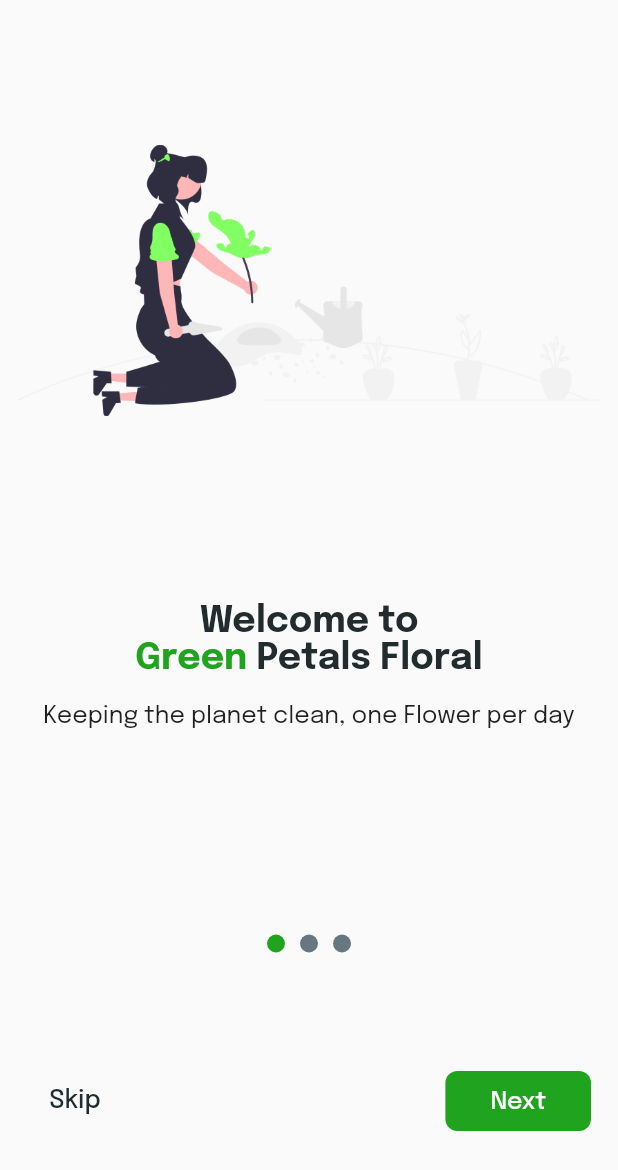
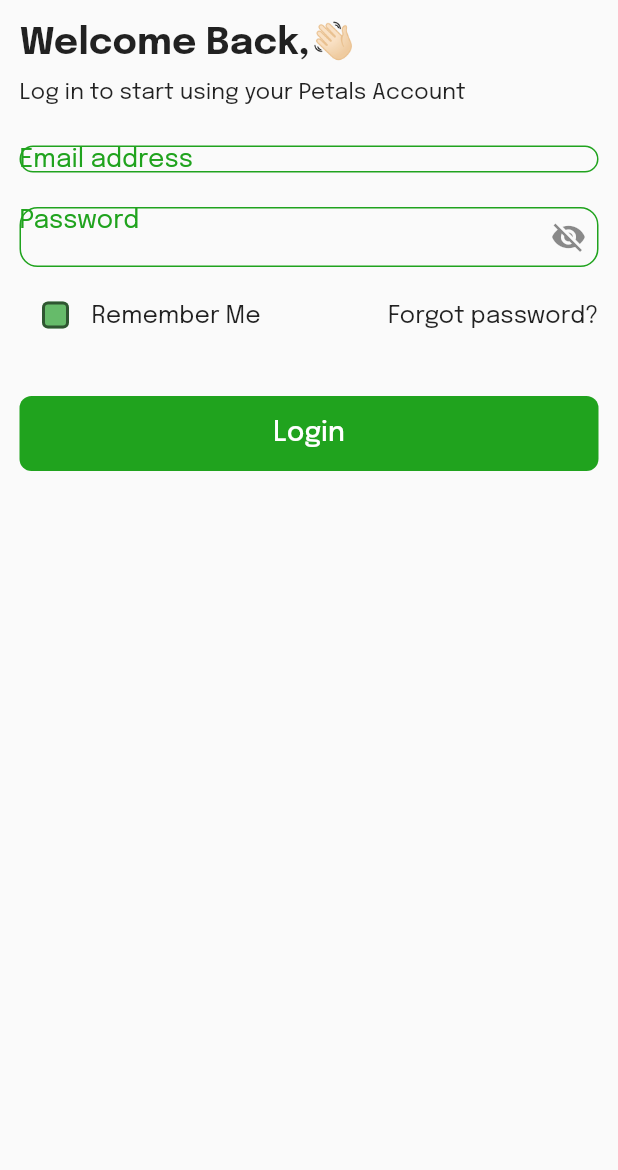
Before and after one commit to Meealley/flower_shop, a Flutter app: the screen it shows after launch, on a phone screen of 412 x 824 dp. Shown: the top 1170 px of the screen. Run offline on Flutter 3.47's test engine with Material 2 defaults, Android fonts, the phone set to English and light mode, and no system bars; our stand-ins replace animated_splash_screen, google_fonts, lottie.

Commit message:
creating the login screen

```diff
--- a/lib/main.dart
+++ b/lib/main.dart
@@ -1,5 +1,8 @@
+import 'package:flower_shop/pages/login/login_page.dart';
 import 'package:flower_shop/pages/splashscreen.dart';
+import 'package:flower_shop/theme/app_colors.dart';
 import 'package:flutter/material.dart';
+import 'package:google_fonts/google_fonts.dart';
 
 void main() {
   runApp(const MyApp());
@@ -10,10 +13,31 @@ class MyApp extends StatelessWidget {
 
   @override
   Widget build(BuildContext context) {
-    return const MaterialApp(
+    return MaterialApp(
       debugShowCheckedModeBanner: false,
+      theme: ThemeData(
+        textSelectionTheme: TextSelectionThemeData(
+            selectionColor: AppConst.kGreen,
+            cursorColor: AppConst.kGreen,
+            selectionHandleColor: AppConst.kGreen),
+        inputDecorationTheme: InputDecorationTheme(
+          floatingLabelBehavior: FloatingLabelBehavior.auto,
+          floatingLabelStyle: GoogleFonts.epilogue(
+              textStyle: TextStyle(fontSize: 20, color: AppConst.kGreen)),
+          isCollapsed: true,
+          alignLabelWithHint: true,
+          enabledBorder: OutlineInputBorder(
+            borderSide: BorderSide(color: AppConst.kGreen),
+            borderRadius: BorderRadius.circular(12),
+          ),
+          focusedBorder: OutlineInputBorder(
+            borderSide: BorderSide(color: AppConst.kGreen),
+            borderRadius: BorderRadius.circular(12),
+          ),
+        ),
+      ),
       title: "Flower Shop",
-      home: SplashScreen(),
+      home: LoginPage(),
     );
   }
 }
--- /dev/null
+++ b/lib/pages/login/login_page.dart
@@ -0,0 +1,16 @@
+import 'package:flower_shop/pages/login/widget/body.dart';
+import 'package:flutter/material.dart';
+
+class LoginPage extends StatelessWidget {
+  const LoginPage({super.key});
+
+  @override
+  Widget build(BuildContext context) {
+    return GestureDetector(
+      onTap: () => FocusManager.instance.primaryFocus?.unfocus(),
+      child: Scaffold(
+        body: Body(),
+      ),
+    );
+  }
+}
--- /dev/null
+++ b/lib/pages/login/widget/body.dart
@@ -0,0 +1,66 @@
+import 'package:flutter/material.dart';
+import 'package:google_fonts/google_fonts.dart';
+
+import 'forgot_password.dart';
+import 'login_form.dart';
+
+class Body extends StatefulWidget {
+  const Body({
+    super.key,
+  });
+
+  @override
+  State<Body> createState() => _BodyState();
+}
+
+class _BodyState extends State<Body> {
+  final TextEditingController _emailController = TextEditingController();
+  final TextEditingController _passwordController = TextEditingController();
+
+  @override
+  void dispose() {
+    // TODO: implement dispose
+    super.dispose();
+    _emailController.dispose();
+    _passwordController.dispose();
+  }
+
+  @override
+  Widget build(BuildContext context) {
+    return SafeArea(
+      child: Padding(
+        padding: const EdgeInsets.all(13),
+        child: Column(
+          crossAxisAlignment: CrossAxisAlignment.start,
+          children: [
+            Text(
+              "Welcome Back,👋🏻",
+              style: GoogleFonts.epilogue(
+                  textStyle:
+                      TextStyle(fontSize: 25, fontWeight: FontWeight.bold)),
+            ),
+            SizedBox(
+              height: 12,
+            ),
+            Text(
+              "Log in to start using your Petals Account",
+              style: GoogleFonts.epilogue(
+                textStyle: TextStyle(
+                  fontSize: 15,
+                ),
+              ),
+            ),
+            SizedBox(
+              height: 28,
+            ),
+            LoginForm(
+              emailController: _emailController,
+              passwordController: _passwordController,
+            ),
+            // ForgotpasswordLabel()
+          ],
+        ),
+      ),
+    );
+  }
+}
--- /dev/null
+++ b/lib/pages/login/widget/forgot_password.dart
@@ -0,0 +1,28 @@
+import 'package:flower_shop/pages/login/widget/remember_me.dart';
+import 'package:flutter/material.dart';
+import 'package:google_fonts/google_fonts.dart';
+
+class ForgotpasswordLabel extends StatelessWidget {
+  const ForgotpasswordLabel({
+    super.key,
+  });
+
+  @override
+  Widget build(BuildContext context) {
+    return GestureDetector(
+      onTap: () {
+        print("Clicked on the Forgot password label");
+      },
+      child: Row(
+        mainAxisAlignment: MainAxisAlignment.spaceBetween,
+        children: [
+          RememberMe(),
+          Text(
+            "Forgot password?",
+            style: GoogleFonts.epilogue(textStyle: TextStyle(fontSize: 16)),
+          )
+        ],
+      ),
+    );
+  }
+}
--- /dev/null
+++ b/lib/pages/login/widget/login_form.dart
@@ -0,0 +1,95 @@
+import 'package:flower_shop/pages/login/widget/forgot_password.dart';
+import 'package:flower_shop/pages/onboarding/widgets/onboarding_controls.dart';
+import 'package:flower_shop/theme/app_colors.dart';
+import 'package:flutter/material.dart';
+import 'package:google_fonts/google_fonts.dart';
+
+class LoginForm extends StatefulWidget {
+  final TextEditingController emailController;
+  final TextEditingController passwordController;
+
+  const LoginForm({
+    super.key,
+    required this.emailController,
+    required this.passwordController,
+  });
+
+  @override
+  State<LoginForm> createState() => _LoginFormState();
+}
+
+class _LoginFormState extends State<LoginForm> {
+  bool _obscureText = false;
+
+  @override
+  Widget build(BuildContext context) {
+    return Expanded(
+        child: Form(
+      child: Column(
+        children: [
+          TextFormField(
+            controller: widget.emailController,
+            decoration: InputDecoration(
+              labelText: "Email address",
+              hintText: "Enter your email address",
+              labelStyle: GoogleFonts.epilogue(
+                textStyle: TextStyle(fontSize: 17, color: AppConst.kGreen),
+              ),
+            ),
+            keyboardType: TextInputType.emailAddress,
+            style: GoogleFonts.epilogue(textStyle: TextStyle(fontSize: 18)),
+          ),
+          SizedBox(
+            height: 23,
+          ),
+          TextFormField(
+            controller: widget.passwordController,
+            decoration: InputDecoration(
+              labelText: "Password",
+              hintText: "Enter your password",
+              suffixIconConstraints: BoxConstraints(
+                minHeight: 40,
+                maxHeight: 40,
+                minWidth: 40,
+                maxWidth: 40,
+              ),
+              suffixIcon: GestureDetector(
+                onTap: () {
+                  setState(() {
+                    _obscureText = !_obscureText;
+                  });
+                  print("Suffix icons");
+                },
+                child: _obscureText
+                    ? Icon(Icons.visibility)
+                    : Icon(Icons.visibility_off),
+              ),
+              suffixStyle: TextStyle(color: AppConst.kGreen),
+              labelStyle: GoogleFonts.epilogue(
+                textStyle: TextStyle(fontSize: 17, color: AppConst.kGreen),
+              ),
+            ),
+            keyboardType: TextInputType.emailAddress,
+            obscureText: _obscureText,
+            style: GoogleFonts.epilogue(textStyle: TextStyle(fontSize: 18)),
+          ),
+          SizedBox(
+            height: 8,
+          ),
+          ForgotpasswordLabel(),
+          SizedBox(
+            height: 30,
+          ),
+          SizedBox(
+            width: double.infinity,
+            child: CustomButton(
+                onPressed: () {
+                  print("login butn");
+                },
+                title: "Login"),
+          ),
+        ],
+      ),
+    ));
+  }
+}
--- /dev/null
+++ b/lib/pages/login/widget/remember_me.dart
@@ -0,0 +1,44 @@
+import 'package:flower_shop/theme/app_colors.dart';
+import 'package:flutter/material.dart';
+import 'package:google_fonts/google_fonts.dart';
+
+class RememberMe extends StatefulWidget {
+  const RememberMe({super.key});
+
+  @override
+  State<RememberMe> createState() => _RememberMeState();
+}
+
+class _RememberMeState extends State<RememberMe> {
+  bool rememberMe = false;
+
+  _onRememberMeChanged() {
+    setState(() {
+      rememberMe = !rememberMe;
+    });
+  }
+
+  @override
+  Widget build(BuildContext context) {
+    return GestureDetector(
+      onTap: _onRememberMeChanged,
+      child: Row(
+        mainAxisAlignment: MainAxisAlignment.start,
+        children: [
+          Checkbox(
+            value: rememberMe,
+            onChanged: (value) {},
+            checkColor: AppConst.kLight,
+            fillColor: MaterialStatePropertyAll(Colors.green.shade400),
+            shape:
+                RoundedRectangleBorder(borderRadius: BorderRadius.circular(4)),
+          ),
+          Text(
+            "Remember Me",
+            style: GoogleFonts.epilogue(textStyle: TextStyle(fontSize: 16)),
+          ),
+        ],
+      ),
+    );
+  }
+}
--- a/lib/pages/onboarding/widgets/body.dart
+++ b/lib/pages/onboarding/widgets/body.dart
@@ -47,7 +47,13 @@ class _BodyState extends State<Body> {
         duration: const Duration(milliseconds: 300), curve: Curves.easeInOut);
   }
 
-  _onskipped() {}
+  _onskipped() {
+    setState(() {
+      _indexSelected = 3;
+    });
+    pageController.animateToPage(_indexSelected,
+        duration: const Duration(milliseconds: 300), curve: Curves.easeIn);
+  }
 
   @override
   Widget build(BuildContext context) {
@@ -71,7 +77,7 @@ class _BodyState extends State<Body> {
                   indexSelected: _indexSelected,
                   onDotPressed: _onDotPressed,
                 ),
-                SizedBox(
+                const SizedBox(
                   height: 70,
                 ),
                 OnboardingControls(
--- a/lib/pages/onboarding/widgets/onboarding_controls.dart
+++ b/lib/pages/onboarding/widgets/onboarding_controls.dart
@@ -44,7 +44,7 @@ class OnboardingControls extends StatelessWidget {
       child: Text(
         'Skip',
         style: GoogleFonts.epilogue(
-            textStyle: TextStyle(fontSize: 17, color: AppConst.kGreyBk)),
+            textStyle: const TextStyle(fontSize: 17, color: AppConst.kGreyBk)),
       ),
     );
   }
@@ -71,14 +71,14 @@ class CustomButton extends StatelessWidget {
     return TextButton(
       onPressed: onPressed,
       style: TextButton.styleFrom(
-          minimumSize: Size(50, 40),
+          minimumSize: const Size(50, 50),
           backgroundColor: AppConst.kGreen,
           shape: RoundedRectangleBorder(borderRadius: BorderRadius.circular(8)),
-          padding: EdgeInsets.symmetric(horizontal: 30, vertical: 12)),
+          padding: const EdgeInsets.symmetric(horizontal: 30, vertical: 12)),
       child: Text(
         title,
         style: GoogleFonts.epilogue(
-            textStyle: TextStyle(fontSize: 16, color: AppConst.kLight)),
+            textStyle: const TextStyle(fontSize: 18, color: AppConst.kLight)),
       ),
     );
   }
```
Also changed, not shown: 1 other file.
